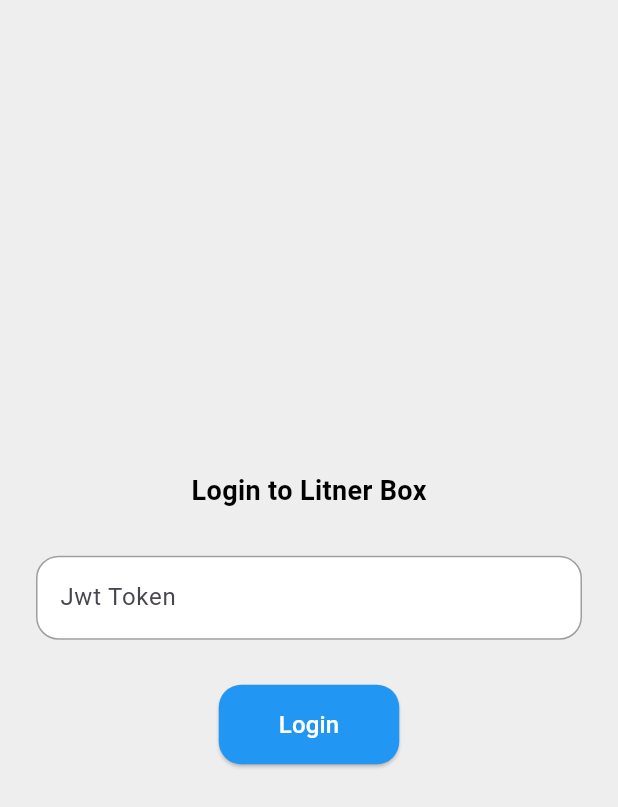
After one commit to mohamad171/open_litner, a Flutter app: the LoginJWTScreen screen opened by its route, on a phone screen of 412 x 824 dp. The commit adds this screen. Shown: the top 807 px of the screen. Run offline on Flutter 3.47's test engine with Material 3 defaults, Android fonts, the phone set to English and light mode, and no system bars; our stand-ins replace appwrite, get, get_storage; accounts and stored records are empty.

Commit message:
ready to use as extension

```diff
--- a/lib/constants/route.dart
+++ b/lib/constants/route.dart
@@ -2,6 +2,7 @@
 import 'package:get/get_navigation/src/routes/get_route.dart';
 import 'package:open_litner/screens/home.dart';
 import 'package:open_litner/screens/login.dart';
+import 'package:open_litner/screens/login_jwt.dart';
 import 'package:open_litner/screens/splash.dart';
 import 'package:open_litner/screens/words.dart';
 
@@ -10,6 +11,7 @@ class Routes {
   static List<GetPage> get page => [
         GetPage(name: '/splash', page: () => SplashScreen()),
         GetPage(name: '/login', page: () => LoginScreen()),
+        GetPage(name: '/login-jwt', page: () => LoginJWTScreen()),
         GetPage(name: '/home', page: () => HomeScreen()),
         GetPage(name: '/words', page: () => WordsScreen()),
 
--- a/lib/controllers/HomeController.dart
+++ b/lib/controllers/HomeController.dart
@@ -15,6 +15,7 @@ var archive = 0.obs;
 
 
 void getBoxWordsCount(int index){
+  database = Databases(Get.find<Logincontroller>().client);
   if(database != null){
     database!.listDocuments(databaseId: litnerDB, collectionId: wordCollection,queries: [
       Query.equal("index", [index]),
--- a/lib/controllers/LoginController.dart
+++ b/lib/controllers/LoginController.dart
@@ -1,32 +1,79 @@
 import 'package:appwrite/appwrite.dart';
 import 'package:appwrite/models.dart';
+import 'package:flutter/foundation.dart';
 import 'package:flutter/material.dart';
+import 'package:flutter/services.dart';
 import 'package:get/get.dart';
+import 'package:get_storage/get_storage.dart';
 import 'package:open_litner/constants/utils.dart';
 
 class Logincontroller extends GetxController {
   final TextEditingController usernameController = TextEditingController();
   final TextEditingController passwordController = TextEditingController();
+  final TextEditingController jwtController = TextEditingController();
 
   RxBool loginLoading = false.obs;
   Client client = Client();
   Account? account;
   User? user;
+  RxString jwt = "".obs;
+  final box = GetStorage("open_litner");
+  void loginJWT(jwt){
+    box.write("jwt", jwt);
+    Get.offNamed("/splash");
 
+  }
+
+  void createJWT(){
+    account!.createJWT().then((value) {
+      jwt(value.jwt);
+      Clipboard.setData(ClipboardData(text: value.jwt));
+
+    },);
+  }
   void checkLogin(){
+    if(kIsWeb){
+      if(box.read("jwt") != null){
+        client.setJWT(box.read("jwt"));
+        account = Account(client);
         account!.get().then((value) {
           user = value;
           Get.offNamed("/home");
+
+
+
+        },).onError((error, stackTrace) {
+          Get.offNamed("/login-jwt");
+        },);
+
+      }else{
+        Get.toNamed("/login-jwt");
+      }
+
+    }else{
+      account!.get().then((value) {
+        user = value;
+        Get.offNamed("/home");
+
+
+
       },).onError((error, stackTrace) {
         Get.offNamed("/login");
       },);
+    }
+
 
 
   }
 
   void logOut(){
+    if(kIsWeb){
+      box.remove("jwt");
+    }else{
       account!.deleteSessions();
       Get.offNamed("/login");
+    }
+
   }
 
   void logIn(String username, String password) {
--- a/lib/controllers/WordController.dart
+++ b/lib/controllers/WordController.dart
@@ -20,7 +20,7 @@ class Wordcontroller extends GetxController {
   void createWord(title, description) {
     var loginController = Get.find<Logincontroller>();
     addWordLoading(true);
-    Databases databases = Databases(loginController.client);
+    Databases databases = Databases(Get.find<Logincontroller>().client);
     if(boxNumber.value != 6){
       databases.createDocument(
         databaseId: litnerDB,
@@ -78,4 +78,6 @@ class Wordcontroller extends GetxController {
 
 
   }
+
+
 }
--- /dev/null
+++ b/lib/screens/login_jwt.dart
@@ -0,0 +1,102 @@
+// ignore_for_file: prefer_const_constructors, prefer_const_literals_to_create_immutables
+
+import 'package:flutter/material.dart';
+import 'package:get/get.dart';
+import 'package:open_litner/controllers/LoginController.dart';
+
+class LoginJWTScreen extends GetView<Logincontroller> {
+  LoginJWTScreen({super.key});
+
+  @override
+  Widget build(BuildContext context) {
+    return SafeArea(
+        child: Scaffold(
+      backgroundColor: Colors.grey[200],
+      body: Center(
+        child: Padding(
+          padding: const EdgeInsets.all(24.0),
+          child: Column(
+            mainAxisAlignment: MainAxisAlignment.center,
+            children: [
+              Text(
+                "Login to Litner Box",
+                style: TextStyle(
+                    color: Colors.black,
+                    fontWeight: FontWeight.bold,
+                    fontSize: 18),
+              ),
+              SizedBox(
+                height: 30,
+              ),
+              TextField(
+                controller: controller.jwtController,
+                decoration: InputDecoration(
+                  hintText: 'Jwt Token',
+                  filled: true,
+                  fillColor: Colors.white,
+                  border: OutlineInputBorder(
+                    borderRadius: BorderRadius.circular(15.0),
+                    borderSide: BorderSide(
+                      color: Colors.grey,
+                      width: 1.0,
+                    ),
+                  ),
+                  enabledBorder: OutlineInputBorder(
+                    borderRadius: BorderRadius.circular(15.0),
+                    borderSide: BorderSide(
+                      color: Colors.grey,
+                      width: 1.0,
+                    ),
+                  ),
+                  focusedBorder: OutlineInputBorder(
+                    borderRadius: BorderRadius.circular(15.0),
+                    borderSide: BorderSide(
+                      color: Colors.blue,
+                      width: 2.0,
+                    ),
+                  ),
+                ),
+              ),
+
+              SizedBox(height: 30),
+              ElevatedButton(
+                onPressed: () {
+                  String jwt = controller.jwtController.text.trim();
+
+                  if (jwt.isEmpty ) {
+                    ScaffoldMessenger.of(context).showSnackBar(
+                      SnackBar(
+                          content:
+                              Text('JWT cannot be empty')),
+                    );
+                  } else {
+                    controller.loginJWT(jwt);
+                  }
+                },
+                style: ElevatedButton.styleFrom(
+                  backgroundColor: Colors.blue,
+                  padding: EdgeInsets.symmetric(horizontal: 40, vertical: 15),
+                  shape: RoundedRectangleBorder(
+                    borderRadius: BorderRadius.circular(15.0),
+                  ),
+                ),
+                child: Obx(() {
+                  if(controller.loginLoading.isTrue)
+                  return CircularProgressIndicator(color: Colors.white,);
+
+                  return Text(
+                  'Login',
+                  style: TextStyle(
+                    color: Colors.white,
+                    fontSize: 16,
+                  ),
+                );
+                },),
+              ),
+            ],
+          ),
+        ),
+      ),
+    ));
+  }
+}
--- a/lib/screens/splash.dart
+++ b/lib/screens/splash.dart
@@ -1,5 +1,6 @@
 import 'dart:async';
 
+import 'package:flutter/foundation.dart';
 import 'package:flutter/material.dart';
 import 'package:get/get_state_manager/get_state_manager.dart';
 import 'package:open_litner/controllers/LoginController.dart';
```
Also changed, not shown: lib/screens/home.dart (+9 -2 lines), 3 other files. Lines whose indentation alone changed are shown as unchanged.
